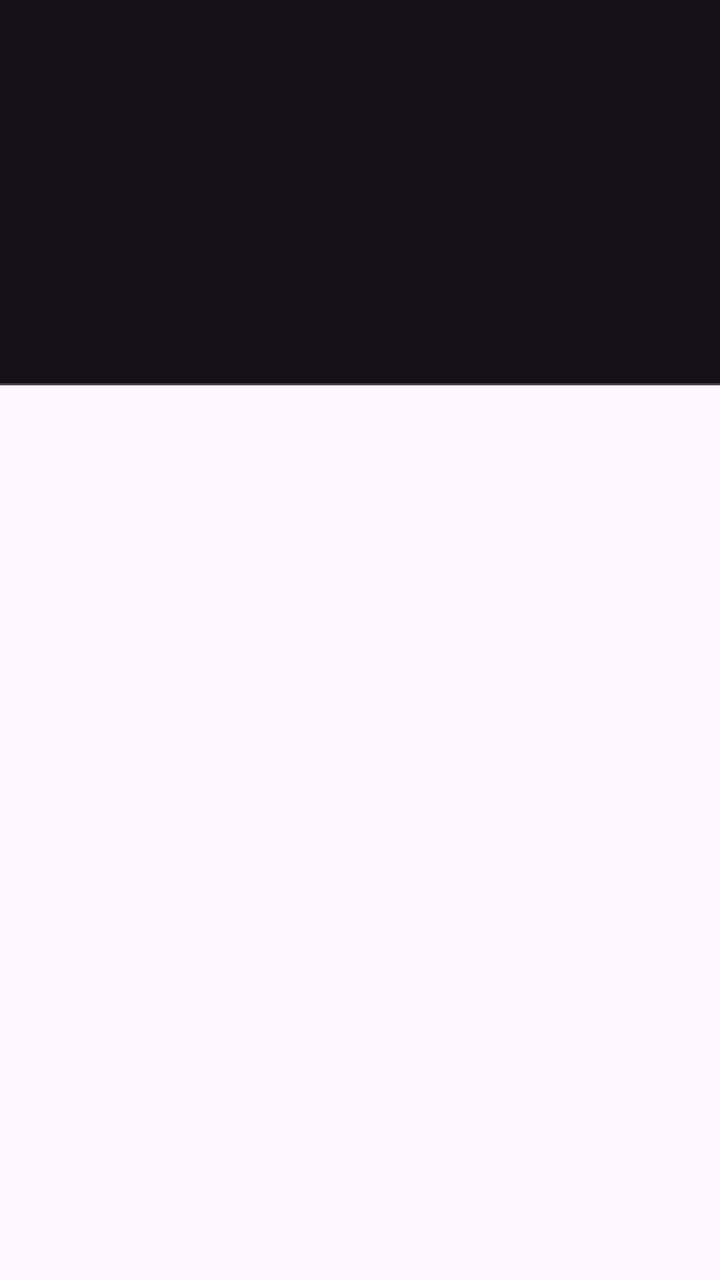
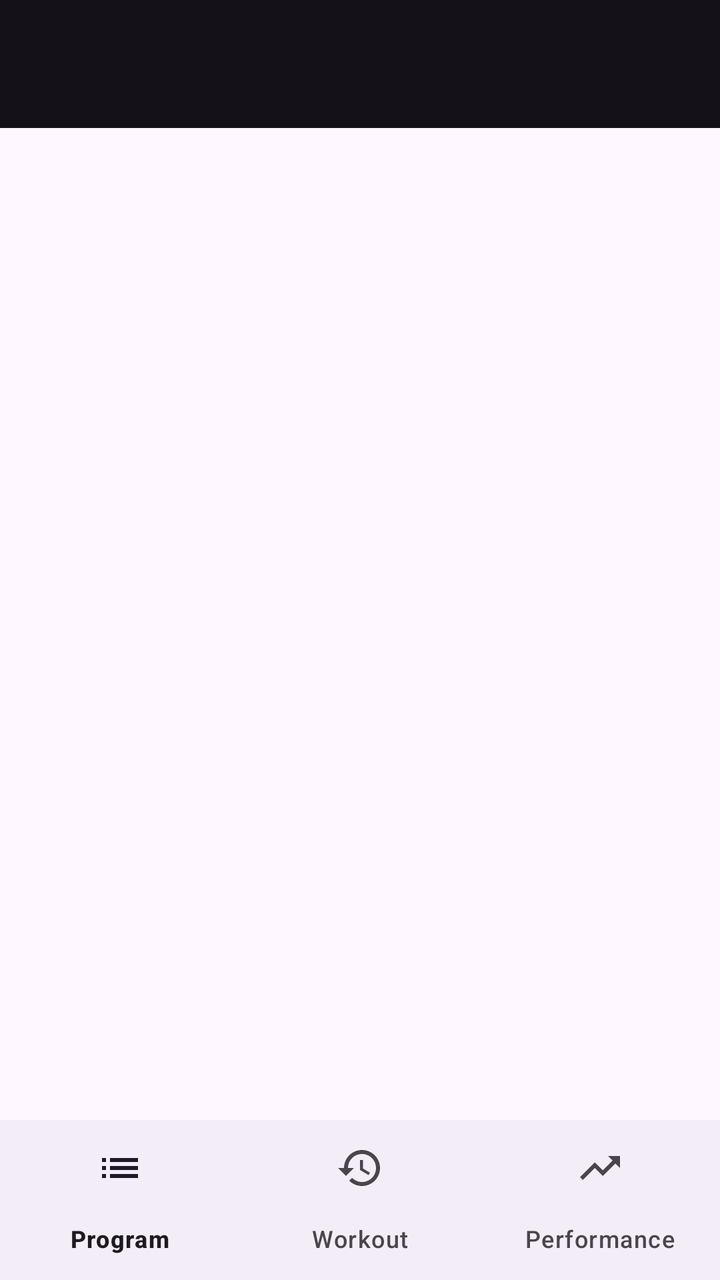

Screens rendered from an Android XML layout before and after an edit, with the pre-edit source and the edit as a unified diff.
<!-- AndroidManifest.xml: application theme LightTheme -->
<!-- res/layout/layout_main.xml -->
<androidx.coordinatorlayout.widget.CoordinatorLayout
    xmlns:android="http://schemas.android.com/apk/res/android"
    xmlns:app="http://schemas.android.com/apk/res-auto"
    android:layout_height="match_parent"
    android:layout_width="match_parent"
    android:fitsSystemWindows="true"
    >

    <com.google.android.material.appbar.AppBarLayout
        style="@style/AppBar"
        android:id="@+id/main_appbar"
    >
       <androidx.appcompat.widget.Toolbar
            android:id="@+id/toolbar"
            style="@style/Toolbar"

            app:layout_scrollFlags="scroll|enterAlways"
        />

        <LinearLayout
            android:id="@+id/main_program"
            android:layout_width="match_parent"
            android:layout_height="wrap_content"
            android:orientation="horizontal"

            app:layout_scrollFlags="scroll|enterAlways"
        >

            <ImageButton
                android:id="@+id/main_current_stop"
                android:src="@drawable/ic_close_white_24dp"
                style="@style/MenuButton"
            />

            <LinearLayout
                android:layout_width="0dp"
                android:layout_height="wrap_content"
                android:layout_weight="1"
                android:orientation="vertical"
                android:padding="8dp"
            >
                <TextView
                    android:id="@+id/main_program_name"
                    android:layout_width="wrap_content"
                    android:layout_height="wrap_content"
                    android:textSize="32dp"
                />
                <TextView
                    android:id="@+id/main_program_current"
                    android:layout_width="wrap_content"
                    android:layout_height="wrap_content"
                    android:textSize="16dp"
                />
            </LinearLayout>
        </LinearLayout>

        <com.google.android.material.tabs.TabLayout
            android:id="@+id/tabs"
            android:layout_width="match_parent"
            android:layout_height="wrap_content"
            style="@style/TabLayout"
        />
    </com.google.android.material.appbar.AppBarLayout>

    <androidx.viewpager.widget.ViewPager
        android:id="@+id/main_pager"
        android:layout_width="match_parent"
        android:layout_height="match_parent"

        app:layout_behavior="@string/appbar_scrolling_view_behavior"
        >
    </androidx.viewpager.widget.ViewPager>

</androidx.coordinatorlayout.widget.CoordinatorLayout>
<!-- resources referenced by this layout -->
<resources>
  <style name="AppBar">
          <item name="android:theme">@style/ThemeOverlay.Material3.Dark</item>
          <item name="android:layout_width">match_parent</item>
          <item name="android:layout_height">wrap_content</item>
      </style>
  <style name="MenuButton" parent="Widget.Material3.Button.IconButton">
          <item name="android:layout_gravity">center</item>
          <item name="android:layout_width">44dp</item>
          <item name="android:layout_height">44dp</item>
      </style>
  <style name="TabLayout" parent="Widget.Material3.TabLayout">
          <item name="tabIndicatorHeight">3dp</item>
          <item name="tabGravity">fill</item>
          <item name="tabIndicatorColor">@color/accent</item>
      </style>
  <style name="Toolbar" parent="Widget.Material3.Toolbar">
          <item name="android:layout_width">match_parent</item>
          <item name="android:layout_height">wrap_content</item>
      </style>
  <style name="LightTheme" parent="Theme.Material3.Light.NoActionBar">
          <item name="colorPrimary">@color/primary</item>
          <item name="colorPrimaryDark">@color/primary_dark</item>
          <item name="colorSecondary">@color/secondary</item>
          <item name="colorAccent">@color/accent</item>
  
          <item name="preferenceTheme">@style/PreferenceThemeOverlay</item>
  
          <item name="icon_more">@drawable/ic_more_vert_black_24dp</item>
          <item name="icon_share">@drawable/ic_share_black_24dp</item>
          <item name="icon_duplicate">@drawable/baseline_filter_none_black_24</item>
      </style>
  <color name="accent">#D49B00</color>
  <color name="primary">#2B5BE3</color>
  <color name="primary_dark">#183EA8</color>
  <color name="secondary">#D49B00</color>
</resources>

<!-- the commit's change to res/layout/layout_main.xml (unified diff, before → after) -->
@@ -13,8 +13,6 @@
        <androidx.appcompat.widget.Toolbar
             android:id="@+id/toolbar"
             style="@style/Toolbar"
-
-            app:layout_scrollFlags="scroll|enterAlways"
         />
 
         <LinearLayout
@@ -22,8 +20,7 @@
             android:layout_width="match_parent"
             android:layout_height="wrap_content"
             android:orientation="horizontal"
-
-            app:layout_scrollFlags="scroll|enterAlways"
+            android:visibility="gone"
         >
 
             <ImageButton
@@ -43,32 +40,34 @@
                     android:id="@+id/main_program_name"
                     android:layout_width="wrap_content"
                     android:layout_height="wrap_content"
-                    android:textSize="32dp"
+                    android:textSize="20sp"
+                    android:textStyle="bold"
                 />
                 <TextView
                     android:id="@+id/main_program_current"
                     android:layout_width="wrap_content"
                     android:layout_height="wrap_content"
-                    android:textSize="16dp"
+                    android:textSize="14sp"
                 />
             </LinearLayout>
         </LinearLayout>
-
-        <com.google.android.material.tabs.TabLayout
-            android:id="@+id/tabs"
-            android:layout_width="match_parent"
-            android:layout_height="wrap_content"
-            style="@style/TabLayout"
-        />
     </com.google.android.material.appbar.AppBarLayout>
 
-    <androidx.viewpager.widget.ViewPager
-        android:id="@+id/main_pager"
+    <androidx.viewpager2.widget.ViewPager2
+        android:id="@+id/main_pager2"
         android:layout_width="match_parent"
         android:layout_height="match_parent"
+        app:layout_behavior="@string/appbar_scrolling_view_behavior"
+    />
 
-        app:layout_behavior="@string/appbar_scrolling_view_behavior"
-        >
-    </androidx.viewpager.widget.ViewPager>
+    <com.google.android.material.bottomnavigation.BottomNavigationView
+        android:id="@+id/bottom_navigation"
+        android:layout_width="match_parent"
+        android:layout_height="wrap_content"
+        android:layout_gravity="bottom"
+        app:menu="@menu/menu_bottom_nav"
+        style="@style/Widget.Material3.BottomNavigationView"
+        app:elevation="8dp"
+    />
 
 </androidx.coordinatorlayout.widget.CoordinatorLayout>
<!-- resource entries referenced after the edit -->
@@ -9,11 +9,6 @@
           <item name="android:layout_gravity">center</item>
           <item name="android:layout_width">44dp</item>
           <item name="android:layout_height">44dp</item>
-      </style>
-  <style name="TabLayout" parent="Widget.Material3.TabLayout">
-          <item name="tabIndicatorHeight">3dp</item>
-          <item name="tabGravity">fill</item>
-          <item name="tabIndicatorColor">@color/accent</item>
       </style>
   <style name="Toolbar" parent="Widget.Material3.Toolbar">
           <item name="android:layout_width">match_parent</item>
@@ -31,9 +26,9 @@
           <item name="icon_share">@drawable/ic_share_black_24dp</item>
           <item name="icon_duplicate">@drawable/baseline_filter_none_black_24</item>
       </style>
-  <color name="accent">#D49B00</color>
   <color name="primary">#2B5BE3</color>
   <color name="primary_dark">#183EA8</color>
   <color name="secondary">#D49B00</color>
+  <color name="accent">#D49B00</color>
 </resources>
 
